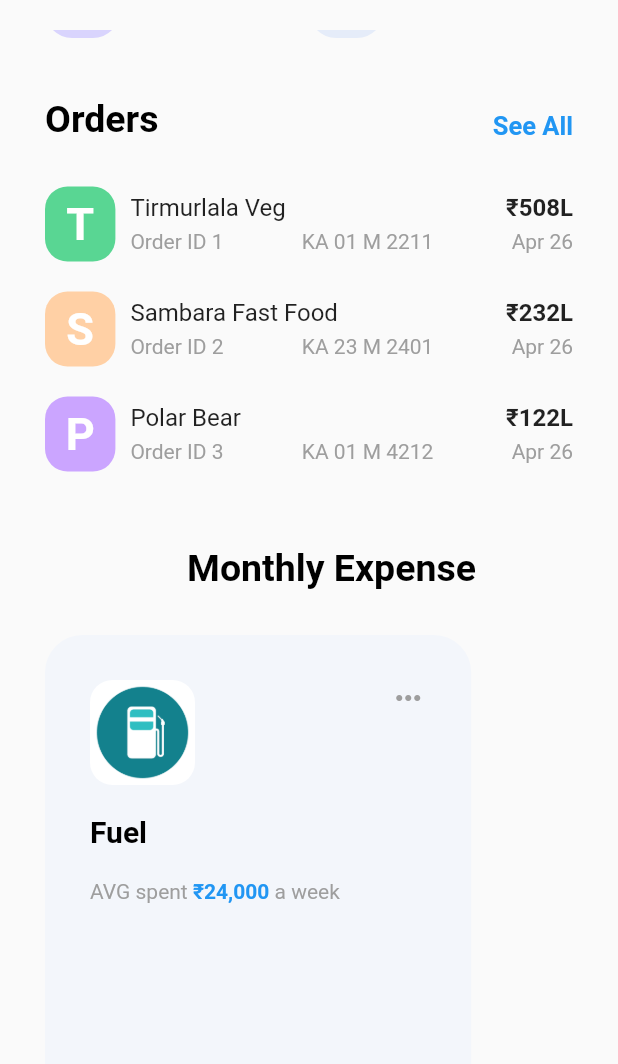
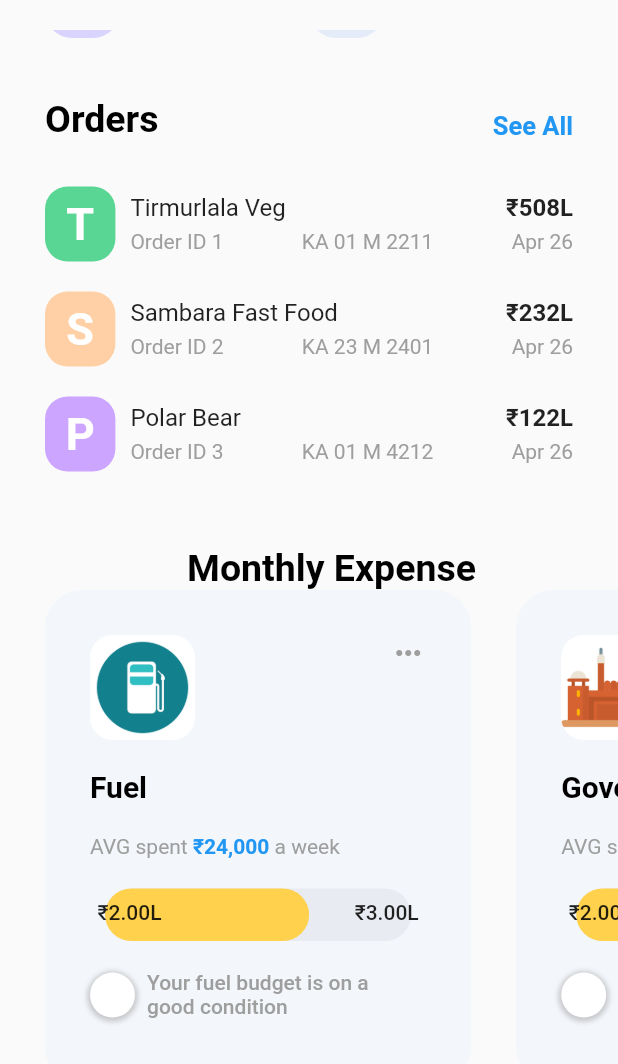
Before and after one commit to Dhruvil17/cool_ui, a Flutter app: the screen it shows after launch, scrolled down 412 dp, on a phone screen of 412 x 824 dp. Shown: the top 1064 px of the screen. Run offline on Flutter 3.47's test engine with Material 2 defaults, Android fonts, the phone set to English and light mode, and no system bars; drawn by our look-alikes of percent_indicator; our stand-ins replace flutter_swiper.

```diff
--- a/lib/firstPage.dart
+++ b/lib/firstPage.dart
@@ -1,3 +1,4 @@
+import 'package:cool_ui/monthlyExpenseWidgets.dart';
 import 'date.dart';
 import 'moneyTile.dart';
 import 'package:flutter/material.dart';
@@ -25,7 +26,7 @@ class _firstPageState extends State<firstPage> {
               dateBox(),
               usage(),
               orders(),
-              monthlyExpense(),
+              monthlyExpense(context),
             ],
           ),
         ),
@@ -33,121 +34,7 @@ class _firstPageState extends State<firstPage> {
     );
   }
 
-  Widget monthlyExpense() {
-    return Container(
-      height: 500,
-      width: double.infinity,
-      child: Column(
-        children: [
-          Padding(
-            padding: const EdgeInsets.only(left: 30, top: 40),
-            child: Text(
-              "Monthly Expense",
-              style: TextStyle(
-                color: Colors.black,
-                fontSize: 25,
-                fontWeight: FontWeight.bold,
-              ),
-            ),
-          ),
-          SizedBox(
-            height: 30,
-          ),
-          expenseCardsCore(),
-        ],
-      ),
-    );
-  }
 
-  Widget expenseCardsCore() {
-    return Container(
-      height: 330,
-      child: ListView(
-        scrollDirection: Axis.horizontal,
-        children: [
-          Container(
-            width: 30,
-          ),
-          expenseCard(
-              "Fuel", "₹24,000", "₹2.00L", "3.00L", "good", "images/fuel.png"),
-//          expenseCard(),
-//          expenseCard()
-        ],
-      ),
-    );
-  }
-
-  Widget expenseCard(String title, String cost, String current, String max,
-      String condition, String path) {
-    return Container(
-      padding: EdgeInsets.all(30),
-      width: MediaQuery.of(context).size.width / 1.45,
-      decoration: BoxDecoration(
-        color: Color(0xffF3F6FB),
-        borderRadius: BorderRadius.circular(25),
-      ),
-      child: Column(
-        crossAxisAlignment: CrossAxisAlignment.start,
-        children: [
-          Row(
-            mainAxisAlignment: MainAxisAlignment.spaceBetween,
-            crossAxisAlignment: CrossAxisAlignment.start,
-            children: [
-              Container(
-                height: 70,
-                child: ClipRRect(
-                  borderRadius: BorderRadius.circular(15.0),
-                  child: Image.asset(
-                    path,
-                  ),
-                ),
-              ),
-              Icon(
-                Icons.more_horiz,
-                color: Colors.grey.shade500,
-              )
-            ],
-          ),
-          SizedBox(
-            height: 20,
-          ),
-          Text(
-            title,
-            style: TextStyle(
-              color: Colors.black,
-              fontSize: 20,
-              fontWeight: FontWeight.bold,
-            ),
-          ),
-          SizedBox(
-            height: 20,
-          ),
-          Container(
-            child: Row(
-              children: [
-                Text(
-                  "AVG spent ",
-                  style: TextStyle(color: Colors.grey.shade500,fontSize: 14),
-                ),
-                Text(
-                    cost,
-                    style: TextStyle(
-                      color: Colors.blue.shade500,
-                      fontWeight: FontWeight.bold,
-                        fontSize: 14
-                    ),
-                ),
-                Text(
-                  " a week",
-                  style: TextStyle(color: Colors.grey.shade500,fontSize: 14),
-                ),
-              ],
-            ),
-          ),
-        ],
-      ),
-    );
-  }
 }
 
 class appBar extends StatelessWidget {
```
Also changed, not shown: lib/monthlyExpenseWidgets.dart (added, +178 -0 lines), images/fort.png (added).
